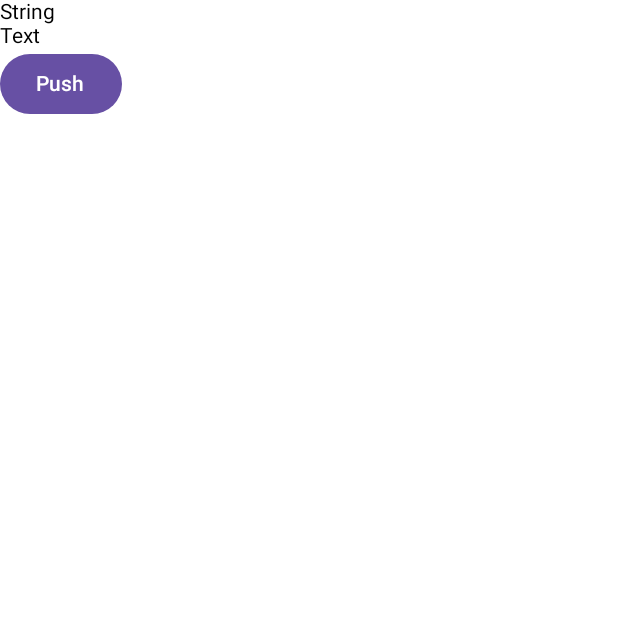
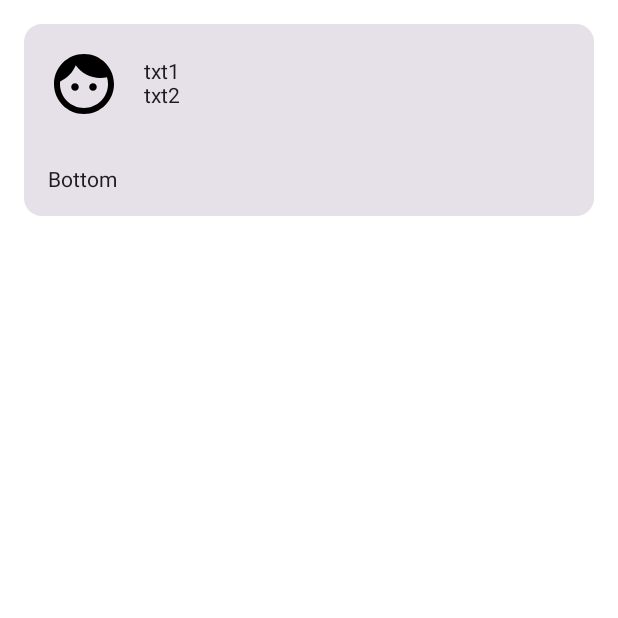
Before and after one commit to OlegQt/TestGl, an Android app built with Jetpack Compose: the screen it shows after launch (MainActivity), on a phone screen of 412 x 824 dp, the top half of it. Run offline under Robolectric (Android 15) with nearby library versions, the phone set to English and light mode, and no system bars.

Commit message:
Добавление простейшего экрана на compose с использованием элемента card

```diff
--- a/app/src/main/java/com/testgl/presentation/activity/MainActivity.kt
+++ b/app/src/main/java/com/testgl/presentation/activity/MainActivity.kt
@@ -4,10 +4,21 @@ import android.os.Bundle
 import androidx.activity.ComponentActivity
 import androidx.activity.compose.setContent
 import androidx.compose.foundation.layout.Column
-import androidx.compose.foundation.text.BasicText
-import androidx.compose.material3.Button
+import androidx.compose.foundation.layout.Row
+import androidx.compose.foundation.layout.fillMaxWidth
+import androidx.compose.foundation.layout.padding
+import androidx.compose.foundation.layout.size
+import androidx.compose.material.icons.Icons
+import androidx.compose.material.icons.filled.Face
+import androidx.compose.material3.Card
+import androidx.compose.material3.Icon
 import androidx.compose.material3.Text
 import androidx.compose.runtime.Composable
+import androidx.compose.ui.Alignment
+import androidx.compose.ui.Modifier
+import androidx.compose.ui.graphics.Color
+import androidx.compose.ui.graphics.vector.ImageVector
+import androidx.compose.ui.unit.dp
 
 class MainActivity : ComponentActivity() {
     override fun onCreate(savedInstanceState: Bundle?) {
@@ -19,13 +30,44 @@ class MainActivity : ComponentActivity() {
 }
 
 @Composable
-fun ShowDesign(){
-    Column {
-        BasicText("String")
-        Text("Text")
-        Button(onClick = {}) {
-            Text("Push")
-
-        }
+fun ShowDesign() {
+    Column(
+        modifier = Modifier
+            .fillMaxWidth()
+            .padding(all = 16.dp)
+    ) {
+        CustomCard(Icons.Default.Face, "txt1", "txt2", "Bottom")
     }
 }
+
+@Composable
+fun CustomCard(icon: ImageVector, text1: String, text2: String, bottomText: String) {
+    Card(
+        onClick = { },
+        modifier = Modifier.fillMaxWidth()
+    ) {
+        Row(
+            verticalAlignment = Alignment.CenterVertically,
+            modifier = Modifier.padding(16.dp)
+        ) {
+            Icon(
+                imageVector = icon,
+                contentDescription = "Icon",
+                tint = Color.Black,
+                modifier = Modifier.size(48.dp)
+            )
+            Column(
+                modifier = Modifier.padding(start = 16.dp)
+            ) {
+                Text(text1)
+                Text(text2)
+            }
+        }
+        Text(
+            text = bottomText,
+            modifier = Modifier
+                .padding(16.dp)
+                .fillMaxWidth()
+        )
+    }
+}
```
